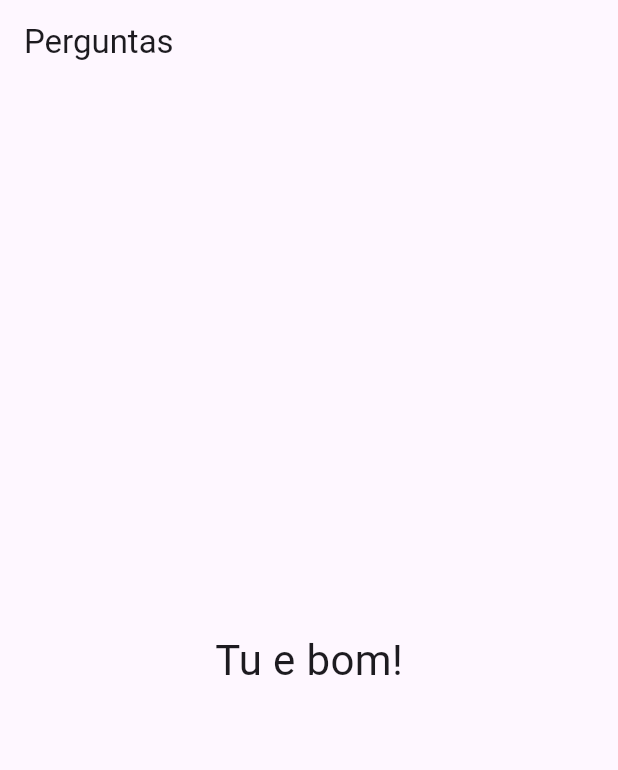
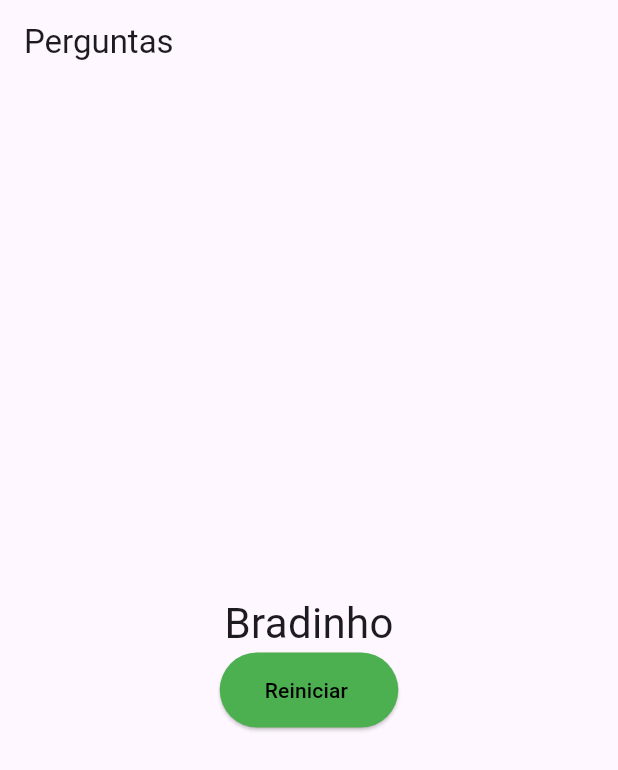
Before and after one commit to DanielSiilva/quiz-in-flutter-app, a Flutter app: the screen it shows after launch, after a tap on "Preto", after a tap on "Dart", on a phone screen of 412 x 824 dp. Shown: the top 770 px of the screen. Run offline on Flutter 3.47's test engine with Material 3 defaults, Android fonts, the phone set to English and light mode, and no system bars.

Commit message:
feat: funcionalidade de reiniciar o app

```diff
--- a/quiz_app/lib/main.dart
+++ b/quiz_app/lib/main.dart
@@ -44,6 +44,13 @@ class _PerguntaAppState extends State<PerguntaApp> {
     print(_pontuacaoTotal);
   }
 
+  void _reiniciarQuestionario() {
+    setState(() {
+      perguntaSelecinada = 0;
+      _pontuacaoTotal = 0;
+    });
+  }
+
   bool get temPerguntaSelecionada {
     return perguntaSelecinada < _perguntas.length;
   }
@@ -67,7 +74,10 @@ class _PerguntaAppState extends State<PerguntaApp> {
                   perguntaSelecionadas: perguntaSelecinada,
                   responder: _responder,
                 )
-              : Resultado(_pontuacaoTotal)),
+              : Resultado(
+                  _pontuacaoTotal,
+                  _reiniciarQuestionario,
+                )),
     );
   }
 }
--- a/quiz_app/lib/resultado.dart
+++ b/quiz_app/lib/resultado.dart
@@ -2,29 +2,51 @@ import 'package:flutter/material.dart';
 
 class Resultado extends StatelessWidget {
   final int pontuacao;
+  final void Function() quandoReiniciarQuestionario;
 
-  Resultado(this.pontuacao);
+  Resultado(
+    this.pontuacao,
+    this.quandoReiniciarQuestionario,
+  );
 
   String get frasePontuacao {
-    switch (pontuacao) {
-      case < 9:
-        return ('Tu é mais ou menos');
-      case >= 12:
-        return ('Tu e bom!');
-      case >= 19:
-        return ('Brabo demais.');
-      default:
-        return ('Bradinho');
+    print('A pontuação é: $pontuacao'); // Imprimindo a pontuação no console
+
+    if (pontuacao < 9) {
+      return 'Tu é mais ou menos';
+    } else if (pontuacao < 12) {
+      return 'Tu é bom!';
+    } else if (pontuacao > 19) {
+      return 'Brabo demais.';
+    } else {
+      return 'Bradinho';
     }
   }
 
   @override
   Widget build(BuildContext context) {
-    return Center(
-      child: Text(
-        frasePontuacao,
-        style: TextStyle(fontSize: 28),
-      ),
+    return Column(
+      mainAxisAlignment: MainAxisAlignment.center,
+      children: [
+        Center(
+          child: Text(
+            frasePontuacao,
+            style: TextStyle(fontSize: 28),
+          ),
+        ),
+        ElevatedButton(
+          onPressed: quandoReiniciarQuestionario,
+          child: const Text('Reiniciar '),
+          style: ElevatedButton.styleFrom(
+            backgroundColor: Colors.green,
+            foregroundColor: Colors.black,
+            shape: RoundedRectangleBorder(
+              borderRadius: BorderRadius.circular(30),
+            ),
+            padding: const EdgeInsets.symmetric(horizontal: 30, vertical: 15),
+          ),
+        ),
+      ],
     );
   }
 }
```
